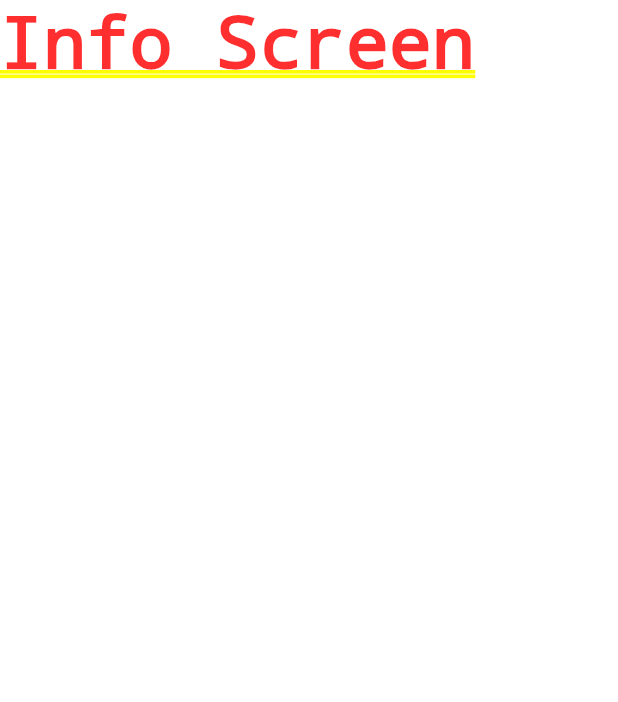
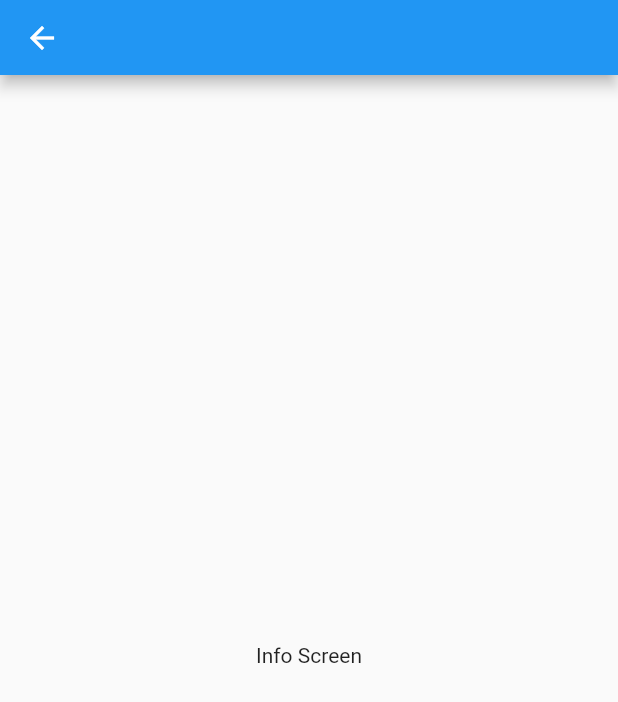
Before and after one commit to rishikesh1419/Calm-Breathing-Flutter, a Flutter app: the screen it shows after launch, after a tap on the "info" icon, on a phone screen of 412 x 824 dp. Shown: the top 702 px of the screen. Run offline on Flutter 3.47's test engine with Material 2 defaults, Android fonts, the phone set to English and light mode, and no system bars.

Commit message:
7/11 done Added info screen

```diff
--- a/lib/screens/home_screen.dart
+++ b/lib/screens/home_screen.dart
@@ -6,7 +6,6 @@ class HomeScreen extends StatelessWidget {
   @override
   Widget build(BuildContext context) {
     return Scaffold(
-      // appBar: AppBar(title: Text("Calm Breathing")),
       appBar: MyAppBar(home: true),
       body: Column(
         children: [
--- a/lib/screens/info_screen.dart
+++ b/lib/screens/info_screen.dart
@@ -1,10 +1,14 @@
+import 'package:calm_breathing/widgets/app_bar.dart';
 import 'package:flutter/material.dart';
 
 class InfoScreen extends StatelessWidget {
   @override
   Widget build(BuildContext context) {
-    return Container(
-      child: const Text("Info Screen"),
+    return Scaffold(
+      appBar: MyAppBar(info: true),
+      body: Center(
+        child: const Text("Info Screen"),
+      ),
     );
   }
 }
--- a/lib/widgets/app_bar.dart
+++ b/lib/widgets/app_bar.dart
@@ -3,7 +3,8 @@ import 'package:flutter/material.dart';
 
 class MyAppBar extends StatelessWidget implements PreferredSizeWidget {
   final bool home;
-  const MyAppBar({Key key, this.home}) : super(key: key);
+  final bool info;
+  const MyAppBar({Key key, this.home, this.info}) : super(key: key);
 
   @override
   Size get preferredSize => const Size.fromHeight(50);
@@ -11,8 +12,15 @@ class MyAppBar extends StatelessWidget implements PreferredSizeWidget {
   @override
   Widget build(BuildContext context) {
     return AppBar(
-      leading: home ? null : Icon(Icons.arrow_back),
-      actions: [
+      leading: home == null
+          ? GestureDetector(
+              onTap: () {
+                Navigator.pop(context);
+              },
+              child: Icon(Icons.arrow_back))
+          : null,
+      actions: info == null
+          ? [
               GestureDetector(
                 onTap: () {
                   Navigator.push(context, MaterialPageRoute(builder: (context) {
@@ -24,7 +32,8 @@ class MyAppBar extends StatelessWidget implements PreferredSizeWidget {
                   child: Icon(Icons.info),
                 ),
               ),
-      ],
+            ]
+          : null,
     );
   }
 }
--- a/lib/widgets/two_stage.dart
+++ b/lib/widgets/two_stage.dart
@@ -1,10 +1,46 @@
 import 'package:flutter/material.dart';
 
-class TwoStage extends StatelessWidget {
+class TwoStage extends StatefulWidget {
+  @override
+  _TwoStageState createState() => _TwoStageState();
+}
+
+class _TwoStageState extends State<TwoStage> with TickerProviderStateMixin {
+  AnimationController _breathingController;
+  String _action = 'Breathe In';
+  @override
+  void initState() {
+    super.initState();
+    _breathingController = AnimationController(
+      vsync: this,
+      duration: const Duration(milliseconds: 1750),
+    )
+    ..addStatusListener((status) {
+      if(status == AnimationStatus.completed) {
+        _breathingController.duration = const Duration(milliseconds: 2750);
+        _action = 'Breathe Out';
+        _breathingController.reverse();
+      } else if (status == AnimationStatus.dismissed) {
+        _action = 'Breathe In';
+        _breathingController.forward();
+      }
+    })
+    ..addListener(() {
+      setState(() {
+      });
+    });
+    _breathingController.forward();
+  }
+
   @override
   Widget build(BuildContext context) {
     return Container(
-
+      height: 180.0 + 50* _breathingController.value,
+      decoration: BoxDecoration(
+      color: Colors.greenAccent,
+        shape: BoxShape.circle,
+      ),
+      child: Center(child: Text(_action)),
     );
   }
 }
```
Also changed, not shown: lib/screens/breathing.dart (+7 -6 lines), lib/widgets/three_stage.dart (+6 -1 lines). Lines whose indentation alone changed are shown as unchanged.
